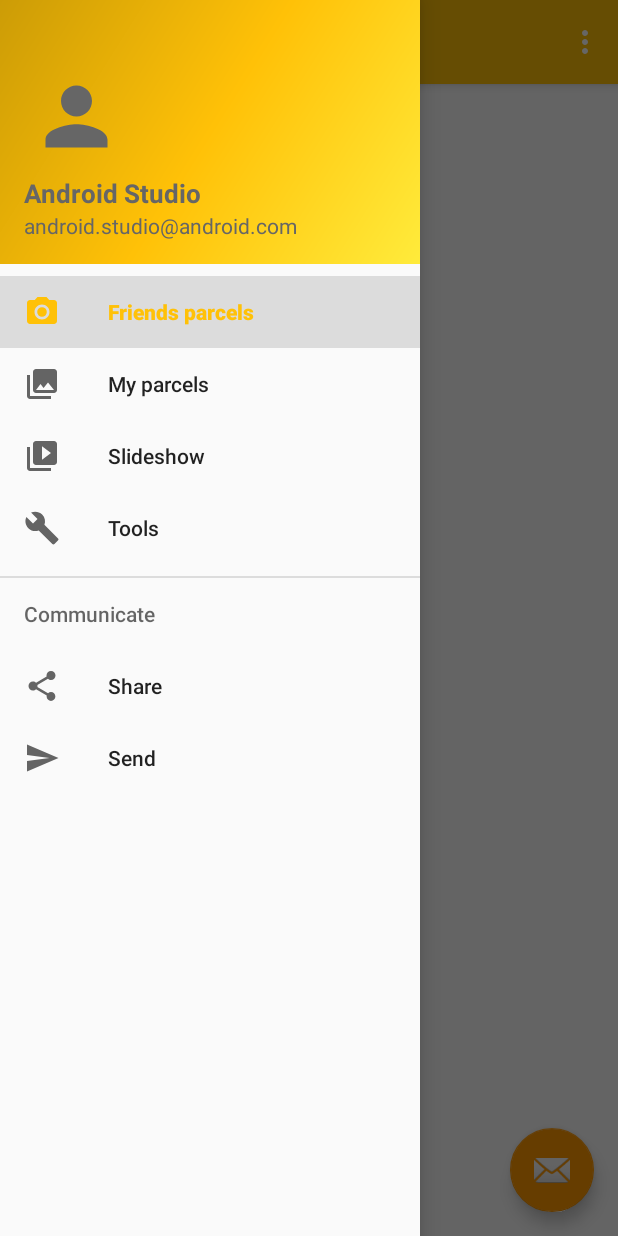
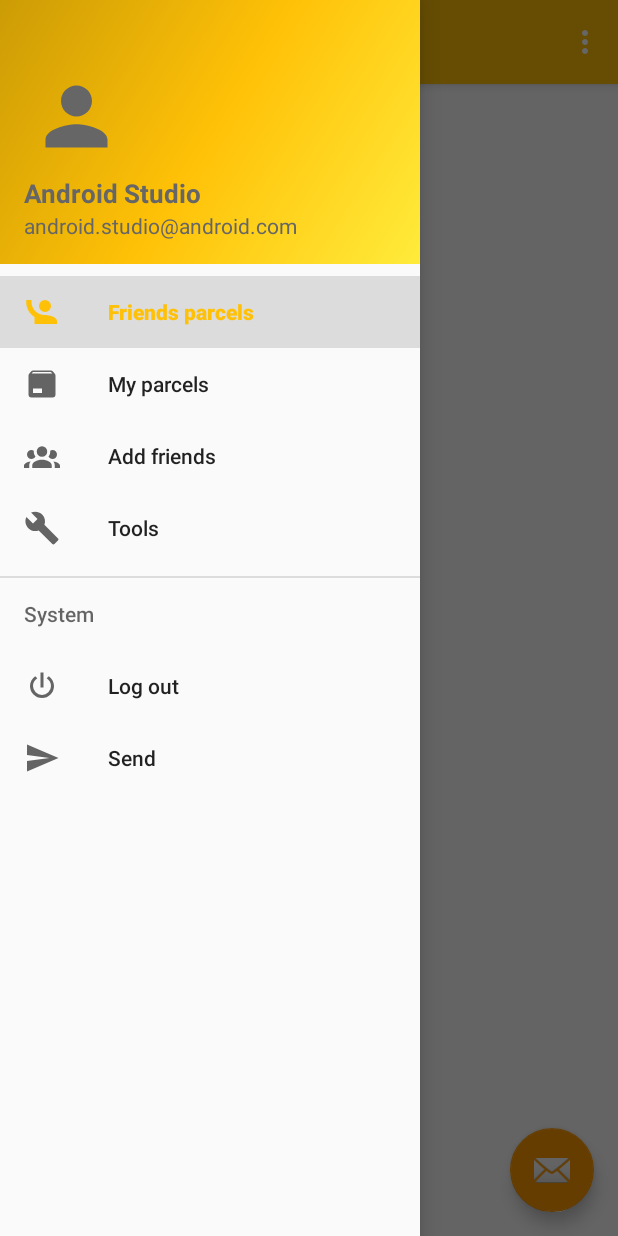
Before and after one commit to mickeygoldmeier/DDC, an Android app: the MainActivity screen opened directly, with no data from a screen before it, with the side drawer open, on a phone screen of 412 x 824 dp. Run offline under Robolectric (Android 15) with nearby library versions, the phone set to English and light mode, and no system bars; our stand-ins replace Firebase (no records; nobody signed in at launch, a user with empty details on screens opened directly), Room's generated code, navigation-ui; 3 statements that could not run were skipped.

Commit message:
GUI improvement

```diff
--- a/app/src/main/java/com/ddc/MainActivity.java
+++ b/app/src/main/java/com/ddc/MainActivity.java
@@ -6,7 +6,6 @@ import android.os.Bundle;
 import android.view.Menu;
 import android.view.View;
 import android.widget.TextView;
-import android.widget.Toast;
 
 import androidx.appcompat.app.AppCompatActivity;
 import androidx.appcompat.widget.Toolbar;
@@ -16,15 +15,10 @@ import androidx.navigation.Navigation;
 import androidx.navigation.ui.AppBarConfiguration;
 import androidx.navigation.ui.NavigationUI;
 
-import com.ddc.Model.Address;
 import com.ddc.Model.NotifyDataChange;
-import com.ddc.Model.Parcel.Parcel;
-import com.ddc.Model.Parcel.ParcelRepository;
-import com.ddc.Model.Parcel.Parcel_Type;
 import com.ddc.Model.Users.Person;
 import com.ddc.Model.Users.User;
 import com.ddc.Model.Users.UsersFirebase;
-import com.ddc.Model.Users.UsersManager;
 import com.google.android.material.floatingactionbutton.FloatingActionButton;
 import com.google.android.material.navigation.NavigationView;
 import com.google.android.material.snackbar.Snackbar;
@@ -47,7 +41,6 @@ public class MainActivity extends AppCompatActivity {
 
         Bundle bundle = getIntent().getExtras();
         final String personID = bundle.getString("UserID");
-      //  UsersManager.getUserFromFirebase(personID);
 
         setContentView(R.layout.activity_main);
         Toolbar toolbar = findViewById(R.id.toolbar);
@@ -79,19 +72,11 @@ public class MainActivity extends AppCompatActivity {
             @Override
             public void OnDataChanged(Person obj) {
                 person = obj;
-                UsersManager.setUser(person);
-                person = UsersManager.getUser();
-                try {
-                    Thread.sleep(2000);
-                    person = (Person) UsersManager.getUser(personID);
-                    View headerView = navigationView.getHeaderView(0);
-                    TextView personName = headerView.findViewById(R.id.person_name_tv);
-                    personName.setText(person.getFirstName() + " " + person.getLastName());
-                    TextView personPhone = headerView.findViewById(R.id.person_phone_tv);
-                    personPhone.setText(person.getUserID());
-                } catch (Exception e) {
-                    Toast.makeText(getApplicationContext(), e.getMessage(), Toast.LENGTH_LONG).show();
-                }
+                View headerView = navigationView.getHeaderView(0);
+                TextView personName = headerView.findViewById(R.id.person_name_tv);
+                personName.setText(person.getFirstName() + " " + person.getLastName());
+                TextView personPhone = headerView.findViewById(R.id.person_phone_tv);
+                personPhone.setText(person.getUserID());
             }
 
             @Override
@@ -99,16 +84,6 @@ public class MainActivity extends AppCompatActivity {
 
             }
         });
-        users = UsersManager.getUsersList();
-
-
-        for (User person : users)
-            if (person.getUserID().equals(personID))
-         //       this.person = (Person) person;
-
-
-
-
 
         writeLoginToPhoneMemory(personID, this);
     }
--- a/app/src/main/java/com/ddc/UI/slideshow/SlideshowViewModel.java
+++ b/app/src/main/java/com/ddc/UI/FindFriendsScreen/FindFriendsViewModel.java
@@ -1,14 +1,14 @@
-package com.ddc.UI.slideshow;
+package com.ddc.UI.FindFriendsScreen;
 
 import androidx.lifecycle.LiveData;
 import androidx.lifecycle.MutableLiveData;
 import androidx.lifecycle.ViewModel;
 
-public class SlideshowViewModel extends ViewModel {
+public class FindFriendsViewModel extends ViewModel {
 
     private MutableLiveData<String> mText;
 
-    public SlideshowViewModel() {
+    public FindFriendsViewModel() {
         mText = new MutableLiveData<>();
         mText.setValue("This is slideshow fragment");
     }
--- /dev/null
+++ b/app/src/main/res/drawable/ic_friend.xml
@@ -0,0 +1,10 @@
+<!-- drawable/human_greeting.xml -->
+<vector xmlns:android="http://schemas.android.com/apk/res/android"
+    android:width="24dp"
+    android:height="24dp"
+    android:viewportWidth="24"
+    android:viewportHeight="24">
+    <path
+        android:fillColor="#FF000000"
+        android:pathData="M1.5,4V5.5C1.5,9.65 3.71,13.28 7,15.3V20H22V18C22,15.34 16.67,14 14,14C14,14 13.83,14 13.75,14C9,14 5,10 5,5.5V4M14,4A4,4 0 0,0 10,8A4,4 0 0,0 14,12A4,4 0 0,0 18,8A4,4 0 0,0 14,4Z" />
+</vector>
--- /dev/null
+++ b/app/src/main/res/drawable/ic_friends.xml
@@ -0,0 +1,10 @@
+<!-- drawable/account_group.xml -->
+<vector xmlns:android="http://schemas.android.com/apk/res/android"
+    android:width="24dp"
+    android:height="24dp"
+    android:viewportWidth="24"
+    android:viewportHeight="24">
+    <path
+        android:fillColor="#FF000000"
+        android:pathData="M12,5.5A3.5,3.5 0 0,1 15.5,9A3.5,3.5 0 0,1 12,12.5A3.5,3.5 0 0,1 8.5,9A3.5,3.5 0 0,1 12,5.5M5,8C5.56,8 6.08,8.15 6.53,8.42C6.38,9.85 6.8,11.27 7.66,12.38C7.16,13.34 6.16,14 5,14A3,3 0 0,1 2,11A3,3 0 0,1 5,8M19,8A3,3 0 0,1 22,11A3,3 0 0,1 19,14C17.84,14 16.84,13.34 16.34,12.38C17.2,11.27 17.62,9.85 17.47,8.42C17.92,8.15 18.44,8 19,8M5.5,18.25C5.5,16.18 8.41,14.5 12,14.5C15.59,14.5 18.5,16.18 18.5,18.25V20H5.5V18.25M0,20V18.5C0,17.11 1.89,15.94 4.45,15.6C3.86,16.28 3.5,17.22 3.5,18.25V20H0M24,20H20.5V18.25C20.5,17.22 20.14,16.28 19.55,15.6C22.11,15.94 24,17.11 24,18.5V20Z" />
+</vector>
--- /dev/null
+++ b/app/src/main/res/drawable/ic_log_out.xml
@@ -0,0 +1,10 @@
+<!-- drawable/power.xml -->
+<vector xmlns:android="http://schemas.android.com/apk/res/android"
+    android:width="24dp"
+    android:height="24dp"
+    android:viewportWidth="24"
+    android:viewportHeight="24">
+    <path
+        android:fillColor="#FF000000"
+        android:pathData="M16.56,5.44L15.11,6.89C16.84,7.94 18,9.83 18,12A6,6 0 0,1 12,18A6,6 0 0,1 6,12C6,9.83 7.16,7.94 8.88,6.88L7.44,5.44C5.36,6.88 4,9.28 4,12A8,8 0 0,0 12,20A8,8 0 0,0 20,12C20,9.28 18.64,6.88 16.56,5.44M13,3H11V13H13" />
+</vector>
--- a/app/src/main/res/drawable/ic_menu_camera.xml
+++ /dev/null
@@ -1,12 +0,0 @@
-<vector xmlns:android="http://schemas.android.com/apk/res/android"
-    android:width="24dp"
-    android:height="24dp"
-    android:viewportWidth="24.0"
-    android:viewportHeight="24.0">
-    <path
-        android:fillColor="#FF000000"
-        android:pathData="M12,12m-3.2,0a3.2,3.2 0,1 1,6.4 0a3.2,3.2 0,1 1,-6.4 0" />
-    <path
-        android:fillColor="#FF000000"
-        android:pathData="M9,2L7.17,4H4c-1.1,0 -2,0.9 -2,2v12c0,1.1 0.9,2 2,2h16c1.1,0 2,-0.9 2,-2V6c0,-1.1 -0.9,-2 -2,-2h-3.17L15,2H9zm3,15c-2.76,0 -5,-2.24 -5,-5s2.24,-5 5,-5 5,2.24 5,5 -2.24,5 -5,5z" />
-</vector>
--- a/app/src/main/res/drawable/ic_menu_gallery.xml
+++ /dev/null
@@ -1,9 +0,0 @@
-<vector xmlns:android="http://schemas.android.com/apk/res/android"
-    android:width="24dp"
-    android:height="24dp"
-    android:viewportWidth="24.0"
-    android:viewportHeight="24.0">
-    <path
-        android:fillColor="#FF000000"
-        android:pathData="M22,16V4c0,-1.1 -0.9,-2 -2,-2H8c-1.1,0 -2,0.9 -2,2v12c0,1.1 0.9,2 2,2h12c1.1,0 2,-0.9 2,-2zm-11,-4l2.03,2.71L16,11l4,5H8l3,-4zM2,6v14c0,1.1 0.9,2 2,2h14v-2H4V6H2z" />
-</vector>
--- /dev/null
+++ b/app/src/main/res/drawable/ic_parcel.xml
@@ -0,0 +1,10 @@
+<!-- drawable/package.xml -->
+<vector xmlns:android="http://schemas.android.com/apk/res/android"
+    android:width="24dp"
+    android:height="24dp"
+    android:viewportWidth="24"
+    android:viewportHeight="24">
+    <path
+        android:fillColor="#FF000000"
+        android:pathData="M5.12,5H18.87L17.93,4H5.93L5.12,5M20.54,5.23C20.83,5.57 21,6 21,6.5V19A2,2 0 0,1 19,21H5A2,2 0 0,1 3,19V6.5C3,6 3.17,5.57 3.46,5.23L4.84,3.55C5.12,3.21 5.53,3 6,3H18C18.47,3 18.88,3.21 19.15,3.55L20.54,5.23M6,18H12V15H6V18Z" />
+</vector>
--- a/app/src/main/res/menu/activity_main_drawer.xml
+++ b/app/src/main/res/menu/activity_main_drawer.xml
@@ -6,28 +6,28 @@
     <group android:checkableBehavior="single">
         <item
             android:id="@+id/nav_friends_parcels"
-            android:icon="@drawable/ic_menu_camera"
+            android:icon="@drawable/ic_friend"
             android:title="@string/friends_parcels" />
         <item
             android:id="@+id/nav_my_parcels"
-            android:icon="@drawable/ic_menu_gallery"
+            android:icon="@drawable/ic_parcel"
             android:title="@string/my_parcels" />
         <item
             android:id="@+id/nav_slideshow"
-            android:icon="@drawable/ic_menu_slideshow"
-            android:title="@string/menu_slideshow" />
+            android:icon="@drawable/ic_friends"
+            android:title="@string/add_friends" />
         <item
             android:id="@+id/nav_tools"
             android:icon="@drawable/ic_menu_manage"
             android:title="@string/menu_tools" />
     </group>
 
-    <item android:title="Communicate">
+    <item android:title="@string/system">
         <menu>
             <item
                 android:id="@+id/nav_share"
-                android:icon="@drawable/ic_menu_share"
-                android:title="@string/menu_share" />
+                android:icon="@drawable/ic_log_out"
+                android:title="@string/logout" />
             <item
                 android:id="@+id/nav_send"
                 android:icon="@drawable/ic_menu_send"
--- a/app/src/main/res/navigation/mobile_navigation.xml
+++ b/app/src/main/res/navigation/mobile_navigation.xml
@@ -19,9 +19,9 @@
 
     <fragment
         android:id="@+id/nav_slideshow"
-        android:name="com.ddc.UI.slideshow.SlideshowFragment"
+        android:name="com.ddc.UI.FindFriendsScreen.FindFriendsFragment"
         android:label="@string/menu_slideshow"
-        tools:layout="@layout/fragment_slideshow" />
+        tools:layout="@layout/find_friends_slideshow" />
 
     <fragment
         android:id="@+id/nav_tools"
--- a/app/src/main/res/values/strings.xml
+++ b/app/src/main/res/values/strings.xml
@@ -41,4 +41,7 @@
     <string name="friends_parcels">Friends parcels</string>
     <string name="my_parcels">My parcels</string>
     <string name="waiting_for_sms">Waiting for the code SMS...</string>
+    <string name="add_friends">Add friends</string>
+    <string name="system">System</string>
+    <string name="logout">Log out</string>
 </resources>
```
Also changed, not shown: app/src/main/java/com/ddc/UI/FindFriendsScreen/FindFriendsFragment.java (renamed from app/src/main/java/com/ddc/UI/slideshow/SlideshowFragment.java, +8 -8 lines), app/src/main/res/drawable/ic_envelpoe.xml (added, +10 -0 lines), app/src/main/res/layout/find_friends_slideshow.xml (renamed from app/src/main/res/layout/fragment_slideshow.xml), 1 other file.
